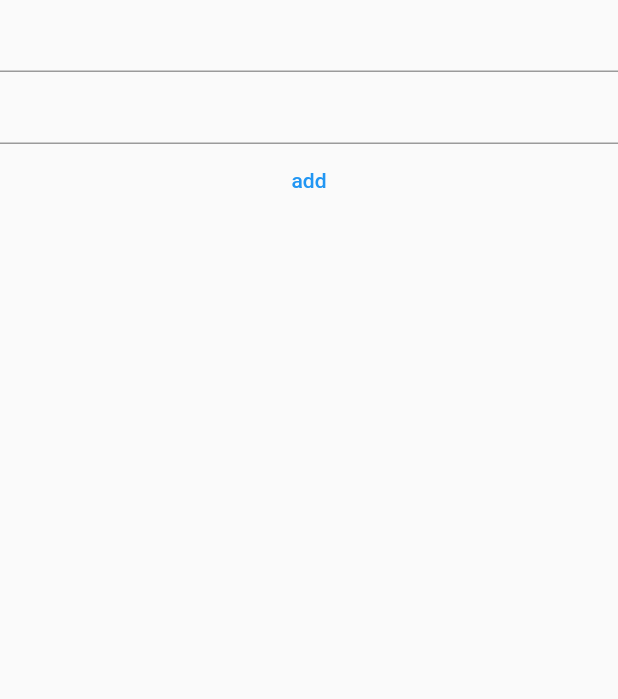
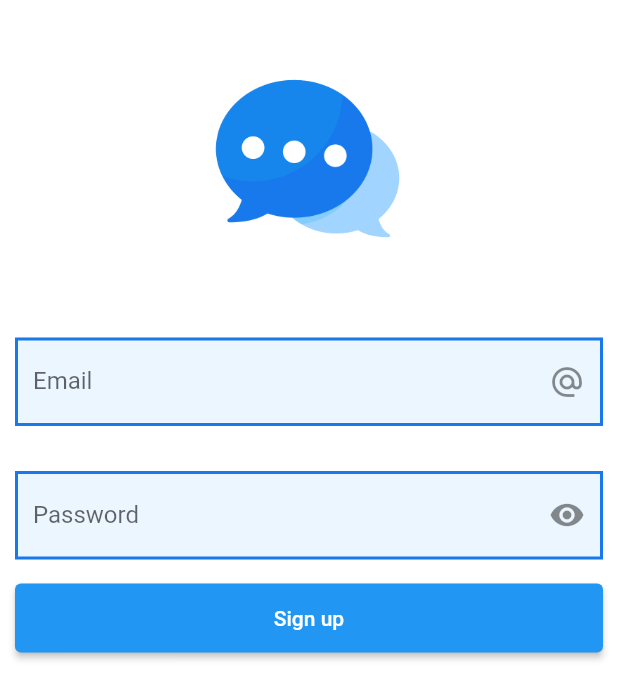
Before and after one commit to swilam202/Rawabet, a Flutter app: the screen it shows after launch, on a phone screen of 412 x 824 dp. Shown: the top 699 px of the screen. Run offline on Flutter 3.47's test engine with Material 2 defaults, Android fonts, the phone set to English and light mode, and no system bars; our stand-ins replace firebase_auth, firebase_core; accounts and stored records are empty.

Commit message:
nearly finished the login screen

```diff
--- /dev/null
+++ b/lib/componenets/custom text field.dart
@@ -0,0 +1,40 @@
+import 'package:flutter/material.dart';
+
+Widget customTextField({
+  required String labelText,
+  required String hintText,
+  required TextEditingController controller,
+  required bool obscure,
+  required Widget icon,
+}) {
+  return Padding(
+    padding: const EdgeInsets.symmetric(horizontal: 10, vertical: 15),
+    child: TextFormField(
+      obscureText: obscure,
+      controller: controller,
+      obscuringCharacter: '*',
+
+      decoration: InputDecoration(
+        hintText: hintText,
+        labelText: labelText,
+        enabledBorder: OutlineInputBorder(
+          borderRadius: BorderRadius.circular(0),
+          borderSide: const BorderSide(
+            color: Color.fromRGBO(23, 121, 235, 1.0),
+            width: 2,
+          ),
+        ),
+        suffixIcon: icon,
+        fillColor: const Color.fromRGBO(160, 211, 254, 0.2),
+        filled: true,
+        focusedBorder: OutlineInputBorder(
+          borderRadius: BorderRadius.circular(15),
+          borderSide: const BorderSide(
+            color: Color.fromRGBO(23, 121, 235, 1.0),
+            width: 2,
+          ),
+        ),
+      ),
+    ),
+  );
+}
--- a/lib/main.dart
+++ b/lib/main.dart
@@ -1,3 +1,4 @@
+import 'package:chatapp/componenets/custom%20text%20field.dart';
 import 'package:flutter/material.dart';
 import 'firebase_options.dart';
 import 'package:firebase_core/firebase_core.dart';
@@ -11,43 +12,83 @@ void main() async {
   runApp(MyApp());
 }
 
-class MyApp extends StatelessWidget {
+class MyApp extends StatefulWidget {
+  @override
+  State<MyApp> createState() => _MyAppState();
+}
+
+class _MyAppState extends State<MyApp> {
   TextEditingController emailController = TextEditingController();
   TextEditingController passwordController = TextEditingController();
-  String? email;
-  String? pass;
+
+  bool secure = true;
 
   @override
   Widget build(BuildContext context) {
     return MaterialApp(
+      debugShowCheckedModeBanner: false,
       home: Scaffold(
+        backgroundColor: const Color.fromRGBO(255, 255, 255, 1.0),
         body: SafeArea(
-            child: Column(
+            child: ListView(
           children: [
-            TextField(
+            Padding(
+              padding: const EdgeInsets.symmetric(horizontal: 10, vertical: 30),
+              child: SizedBox(
+                height: 150,
+                width: 150,
+                child: Image.asset('assets/chat.gif'),
+              ),
+            ),
+            customTextField(
+              labelText: 'Email',
+              hintText: 'enter email here',
+              icon: const Icon(Icons.alternate_email),
               controller: emailController,
-              onChanged: (data) {
-                email = data;
-              },
+              obscure: false,
             ),
-            TextField(
+            customTextField(
+              labelText: 'Password',
+              hintText: 'enter password here',
+              icon: IconButton(
+                onPressed: () {
+                  setState(() {
+                    secure = !secure;
+                  });
+                },
+                icon: Icon(
+                  secure ? Icons.visibility : Icons.visibility_off_rounded,
+                ),
+              ),
               controller: passwordController,
-              onChanged: (data) {
-                pass = data;
-              },
+              obscure: secure,
             ),
-            TextButton(
-              child: const Text('add'),
-              onPressed: () async {
-                var auth = FirebaseAuth.instance;
-                UserCredential userCredential =
-                    await auth.createUserWithEmailAndPassword(
-                        email: email!, password: pass!);
-                print(userCredential.user!.email);
-              },
+            Row(
+              children: [
+
+              ],
+            ),
+            Container(
+              margin: const EdgeInsets.symmetric(horizontal: 10),
+              child: ElevatedButton(
+                style: ButtonStyle(
+                  padding: MaterialStateProperty.all(
+                    const EdgeInsets.symmetric(vertical: 15),
+                  ),
+                ),
+                child: const Text('Sign up'),
+                onPressed: () async {
+                  UserCredential userCredential = await FirebaseAuth.instance
+                      .createUserWithEmailAndPassword(
+                    email: emailController.text,
+                    password: passwordController.text,
+                  );
+                  print(userCredential.toString());
+                },
+              ),
             ),
           ],
-        )),
+        ),),
       ),
     );
   }
--- a/pubspec.yaml
+++ b/pubspec.yaml
@@ -61,8 +61,8 @@ flutter:
   uses-material-design: true
 
   # To add assets to your application, add an assets section, like this:
-  # assets:
-  #   - images/a_dot_burr.jpeg
+  assets:
+    - assets/
   #   - images/a_dot_ham.jpeg
 
   # An image asset can refer to one or more resolution-specific "variants", see
```
Also changed, not shown: assets/chat.gif (added).
